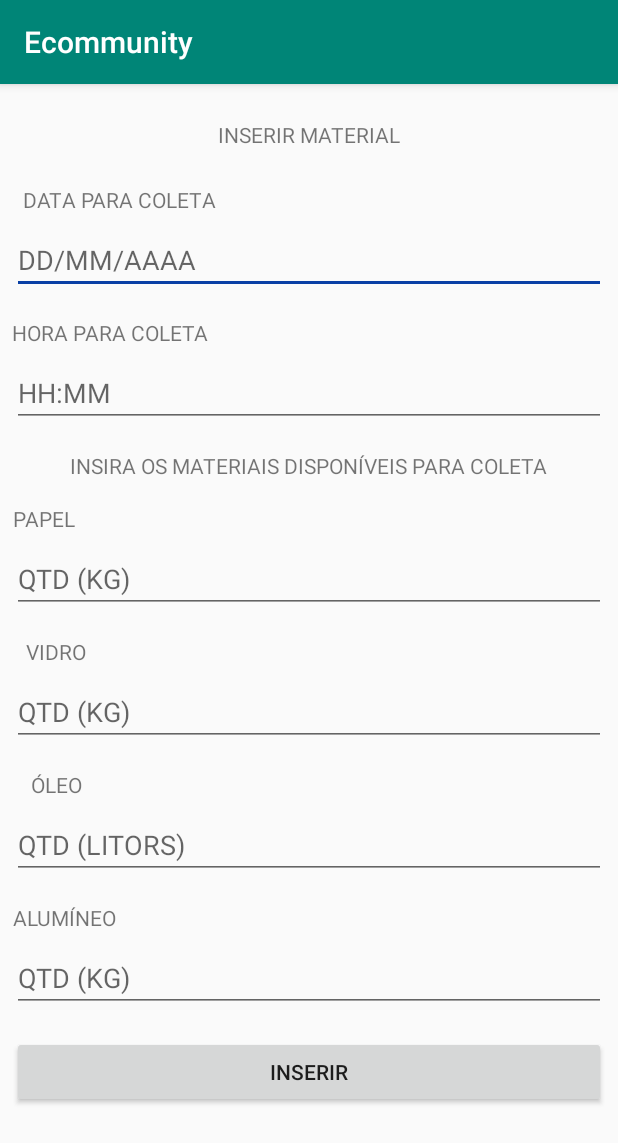
After one commit to JardelPasturczak/Ecommunity, an Android app: the InserirMaterialActivity screen opened directly, with no data from a screen before it, on a phone screen of 412 x 824 dp. The commit adds this screen. Shown: the top 1143 px of the screen. Run offline under Robolectric (Android 15) with nearby library versions, the phone set to English and light mode, and no system bars.

Commit message:
Tela INSERIR MATERIAL: criação da tela e instanciação das variáveis

```diff
--- a/app/src/main/AndroidManifest.xml
+++ b/app/src/main/AndroidManifest.xml
@@ -9,7 +9,8 @@
         android:roundIcon="@mipmap/ic_launcher_round"
         android:supportsRtl="true"
         android:theme="@style/AppTheme">
-        <activity android:name=".TelaInicialActivity"></activity>
+        <activity android:name=".InserirMaterialActivity"></activity>
+        <activity android:name=".TelaInicialActivity" />
         <activity android:name=".PerfilActivity" />
         <activity android:name=".CriarUsuarioActivity" />
         <activity android:name=".MainActivity">
--- /dev/null
+++ b/app/src/main/java/com/example/ecommunity/InserirMaterialActivity.java
@@ -0,0 +1,38 @@
+package com.example.ecommunity;
+
+import androidx.appcompat.app.AppCompatActivity;
+
+import android.os.Bundle;
+import android.widget.Button;
+import android.widget.EditText;
+
+public class InserirMaterialActivity extends AppCompatActivity {
+
+    EditText et_inserirMaterial_data,
+            et_inserirMaterial_hora,
+            et_inserirMaterial_qtdPapel,
+            et_inserirMaterial_qtdVidro,
+            et_inserirMaterial_qtdOleo,
+            et_inserirMaterial_qtdAluminio;
+
+    Button bt_inserirMaterial_Inserir;
+
+
+    @Override
+    protected void onCreate(Bundle savedInstanceState) {
+        super.onCreate(savedInstanceState);
+        setContentView(R.layout.activity_inserir_material);
+
+        et_inserirMaterial_data = (EditText) findViewById(R.id.et_inserirMaterial_data);
+        et_inserirMaterial_hora = (EditText) findViewById(R.id.et_inserirMaterial_hora);
+        et_inserirMaterial_qtdPapel = (EditText) findViewById(R.id.et_inserirMaterial_qtdPapel);
+        et_inserirMaterial_qtdVidro = (EditText) findViewById(R.id.et_inserirMaterial_qtdVidro);
+        et_inserirMaterial_qtdOleo = (EditText) findViewById(R.id.et_inserirMaterial_qtdOleo);
+        et_inserirMaterial_qtdAluminio = (EditText) findViewById(R.id.et_inserirMaterial_qtdAluminio);
+
+
+        bt_inserirMaterial_Inserir = (Button) findViewById(R.id.bt_inserirMaterial_Inserir);
+
+
+    }
+}
--- /dev/null
+++ b/app/src/main/java/com/example/ecommunity/Material.java
@@ -0,0 +1,73 @@
+package com.example.ecommunity;
+
+public class Material {
+
+    String dataLimite;
+    String horaLimite;
+    private int qtdPapel;
+    private int qtdVidro;
+    private int qtdOleo;
+    private int qtdAluminio;
+
+    public String getDataLimite() {
+        return dataLimite;
+    }
+
+    public void setDataLimite(String dataLimite) {
+        this.dataLimite = dataLimite;
+    }
+
+    public String getHoraLimite() {
+        return horaLimite;
+    }
+
+    public void setHoraLimite(String horaLimite) {
+        this.horaLimite = horaLimite;
+    }
+
+    public int getQtdPapel() {
+        return qtdPapel;
+    }
+
+    public void setQtdPapel(int qtdPapel) {
+        this.qtdPapel = qtdPapel;
+    }
+
+    public int getQtdVidro() {
+        return qtdVidro;
+    }
+
+    public void setQtdVidro(int qtdVidro) {
+        this.qtdVidro = qtdVidro;
+    }
+
+    public int getQtdOleo() {
+        return qtdOleo;
+    }
+
+    public void setQtdOleo(int qtdOleo) {
+        this.qtdOleo = qtdOleo;
+    }
+
+    public int getQtdAluminio() {
+        return qtdAluminio;
+    }
+
+    public void setQtdAluminio(int qtdAluminio) {
+        this.qtdAluminio = qtdAluminio;
+    }
+
+    /*
+    public Material(String dataLimite, String horaLimite, String razaoSocial, String cidade, int qtdPapel, int qtdVidro, int qtdOleo, int qtdAluminio) {
+        super(razaoSocial, cidade);
+        this.dataLimite = dataLimite;
+        this.horaLimite = horaLimite;
+        this.qtdPapel = qtdPapel;
+        this.qtdVidro = qtdVidro;
+        this.qtdOleo = qtdOleo;
+        this.qtdAluminio = qtdAluminio;
+    }
+    */
+
+
+}
--- a/app/src/main/java/com/example/ecommunity/TelaInicialActivity.java
+++ b/app/src/main/java/com/example/ecommunity/TelaInicialActivity.java
@@ -28,6 +28,14 @@ public class TelaInicialActivity extends AppCompatActivity {
             }
         });
 
+        bt_inicial_inserirMaterial.setOnClickListener(new View.OnClickListener() {
+            @Override
+            public void onClick(View v) {
+                Intent i = new Intent(TelaInicialActivity.this, InserirMaterialActivity.class);
+                startActivity(i);
+            }
+        });
+
 
 
 
--- a/app/src/main/java/com/example/ecommunity/Usuario.java
+++ b/app/src/main/java/com/example/ecommunity/Usuario.java
@@ -15,6 +15,12 @@ public class Usuario implements Serializable {
     private String rua;
     private String numero;
     private String senha;
+
+    /*
+    public Usuario(String razaoSocial, String cidade) {
+        this.razaoSocial = razaoSocial;
+        this.cidade = cidade;
+    }*/
 
     public int getId() {
         return id;
--- /dev/null
+++ b/app/src/main/res/layout/activity_inserir_material.xml
@@ -0,0 +1,202 @@
+<?xml version="1.0" encoding="utf-8"?>
+<androidx.constraintlayout.widget.ConstraintLayout xmlns:android="http://schemas.android.com/apk/res/android"
+    xmlns:app="http://schemas.android.com/apk/res-auto"
+    xmlns:tools="http://schemas.android.com/tools"
+    android:layout_width="match_parent"
+    android:layout_height="match_parent"
+    tools:context=".InserirMaterialActivity">
+
+    <TextView
+        android:id="@+id/textView7"
+        android:layout_width="wrap_content"
+        android:layout_height="wrap_content"
+        android:layout_marginStart="8dp"
+        android:layout_marginTop="24dp"
+        android:layout_marginEnd="8dp"
+        android:text="INSERIR MATERIAL"
+        app:layout_constraintEnd_toEndOf="parent"
+        app:layout_constraintStart_toStartOf="parent"
+        app:layout_constraintTop_toTopOf="parent" />
+
+    <TextView
+        android:id="@+id/textView8"
+        android:layout_width="wrap_content"
+        android:layout_height="wrap_content"
+        android:layout_marginStart="8dp"
+        android:layout_marginTop="24dp"
+        android:text="DATA PARA COLETA"
+        app:layout_constraintEnd_toEndOf="parent"
+        app:layout_constraintHorizontal_bias="0.026"
+        app:layout_constraintStart_toStartOf="parent"
+        app:layout_constraintTop_toBottomOf="@+id/textView7" />
+
+    <EditText
+        android:id="@+id/et_inserirMaterial_data"
+        android:layout_width="0dp"
+        android:layout_height="wrap_content"
+        android:layout_marginStart="8dp"
+        android:layout_marginTop="8dp"
+        android:layout_marginEnd="8dp"
+        android:ems="10"
+        android:hint="DD/MM/AAAA"
+        android:inputType="textPersonName"
+        app:layout_constraintEnd_toEndOf="parent"
+        app:layout_constraintStart_toStartOf="parent"
+        app:layout_constraintTop_toBottomOf="@+id/textView8" />
+
+    <TextView
+        android:id="@+id/textView11"
+        android:layout_width="wrap_content"
+        android:layout_height="wrap_content"
+        android:layout_marginStart="8dp"
+        android:layout_marginTop="16dp"
+        android:layout_marginEnd="345dp"
+        android:text="HORA PARA COLETA"
+        app:layout_constraintEnd_toEndOf="parent"
+        app:layout_constraintHorizontal_bias="0.0"
+        app:layout_constraintStart_toStartOf="parent"
+        app:layout_constraintTop_toBottomOf="@+id/et_inserirMaterial_data" />
+
+    <EditText
+        android:id="@+id/et_inserirMaterial_hora"
+        android:layout_width="0dp"
+        android:layout_height="wrap_content"
+        android:layout_marginStart="8dp"
+        android:layout_marginTop="8dp"
+        android:layout_marginEnd="8dp"
+        android:ems="10"
+        android:hint="HH:MM"
+        android:inputType="textPersonName"
+        app:layout_constraintEnd_toEndOf="parent"
+        app:layout_constraintStart_toStartOf="parent"
+        app:layout_constraintTop_toBottomOf="@+id/textView11" />
+
+    <TextView
+        android:id="@+id/textView12"
+        android:layout_width="wrap_content"
+        android:layout_height="wrap_content"
+        android:layout_marginStart="8dp"
+        android:layout_marginTop="16dp"
+        android:layout_marginEnd="361dp"
+        android:text="PAPEL"
+        app:layout_constraintEnd_toEndOf="parent"
+        app:layout_constraintStart_toStartOf="parent"
+        app:layout_constraintTop_toBottomOf="@+id/textView10" />
+
+    <EditText
+        android:id="@+id/et_inserirMaterial_qtdPapel"
+        android:layout_width="0dp"
+        android:layout_height="wrap_content"
+        android:layout_marginStart="8dp"
+        android:layout_marginTop="8dp"
+        android:layout_marginEnd="8dp"
+        android:ems="10"
+        android:hint="QTD (KG)"
+        android:inputType="textPersonName"
+        app:layout_constraintEnd_toEndOf="parent"
+        app:layout_constraintStart_toStartOf="parent"
+        app:layout_constraintTop_toBottomOf="@+id/textView12" />
+
+    <TextView
+        android:id="@+id/textView13"
+        android:layout_width="wrap_content"
+        android:layout_height="wrap_content"
+        android:layout_marginStart="8dp"
+        android:layout_marginTop="16dp"
+        android:layout_marginEnd="345dp"
+        android:text="VIDRO"
+        app:layout_constraintEnd_toEndOf="parent"
+        app:layout_constraintStart_toStartOf="parent"
+        app:layout_constraintTop_toBottomOf="@+id/et_inserirMaterial_qtdPapel" />
+
+    <EditText
+        android:id="@+id/et_inserirMaterial_qtdVidro"
+        android:layout_width="0dp"
+        android:layout_height="wrap_content"
+        android:layout_marginStart="8dp"
+        android:layout_marginTop="8dp"
+        android:layout_marginEnd="8dp"
+        android:ems="10"
+        android:hint="QTD (KG)"
+        android:inputType="textPersonName"
+        app:layout_constraintEnd_toEndOf="parent"
+        app:layout_constraintStart_toStartOf="parent"
+        app:layout_constraintTop_toBottomOf="@+id/textView13" />
+
+    <TextView
+        android:id="@+id/textView14"
+        android:layout_width="wrap_content"
+        android:layout_height="wrap_content"
+        android:layout_marginStart="8dp"
+        android:layout_marginTop="16dp"
+        android:layout_marginEnd="345dp"
+        android:text="ÓLEO"
+        app:layout_constraintEnd_toEndOf="parent"
+        app:layout_constraintStart_toStartOf="parent"
+        app:layout_constraintTop_toBottomOf="@+id/et_inserirMaterial_qtdVidro" />
+
+    <EditText
+        android:id="@+id/et_inserirMaterial_qtdOleo"
+        android:layout_width="0dp"
+        android:layout_height="wrap_content"
+        android:layout_marginStart="8dp"
+        android:layout_marginTop="8dp"
+        android:layout_marginEnd="8dp"
+        android:ems="10"
+        android:hint="QTD (LITORS)"
+        android:inputType="textPersonName"
+        app:layout_constraintEnd_toEndOf="parent"
+        app:layout_constraintStart_toStartOf="parent"
+        app:layout_constraintTop_toBottomOf="@+id/textView14" />
+
+    <TextView
+        android:id="@+id/textView10"
+        android:layout_width="wrap_content"
+        android:layout_height="wrap_content"
+        android:layout_marginStart="8dp"
+        android:layout_marginTop="16dp"
+        android:layout_marginEnd="8dp"
+        android:text="INSIRA OS MATERIAIS DISPONÍVEIS PARA COLETA"
+        app:layout_constraintEnd_toEndOf="parent"
+        app:layout_constraintStart_toStartOf="parent"
+        app:layout_constraintTop_toBottomOf="@+id/et_inserirMaterial_hora" />
+
+    <TextView
+        android:id="@+id/textView15"
+        android:layout_width="wrap_content"
+        android:layout_height="wrap_content"
+        android:layout_marginStart="8dp"
+        android:layout_marginTop="16dp"
+        android:layout_marginEnd="334dp"
+        android:text="ALUMÍNEO"
+        app:layout_constraintEnd_toEndOf="parent"
+        app:layout_constraintStart_toStartOf="parent"
+        app:layout_constraintTop_toBottomOf="@+id/et_inserirMaterial_qtdOleo" />
+
+    <EditText
+        android:id="@+id/et_inserirMaterial_qtdAluminio"
+        android:layout_width="0dp"
+        android:layout_height="wrap_content"
+        android:layout_marginStart="8dp"
+        android:layout_marginTop="8dp"
+        android:layout_marginEnd="8dp"
+        android:ems="10"
+        android:hint="QTD (KG)"
+        android:inputType="textPersonName"
+        app:layout_constraintEnd_toEndOf="parent"
+        app:layout_constraintStart_toStartOf="parent"
+        app:layout_constraintTop_toBottomOf="@+id/textView15" />
+
+    <Button
+        android:id="@+id/bt_inserirMaterial_Inserir"
+        android:layout_width="0dp"
+        android:layout_height="wrap_content"
+        android:layout_marginStart="8dp"
+        android:layout_marginTop="16dp"
+        android:layout_marginEnd="8dp"
+        android:text="INSERIR"
+        app:layout_constraintEnd_toEndOf="parent"
+        app:layout_constraintStart_toStartOf="parent"
+        app:layout_constraintTop_toBottomOf="@+id/et_inserirMaterial_qtdAluminio" />
+
+</androidx.constraintlayout.widget.ConstraintLayout>
```
